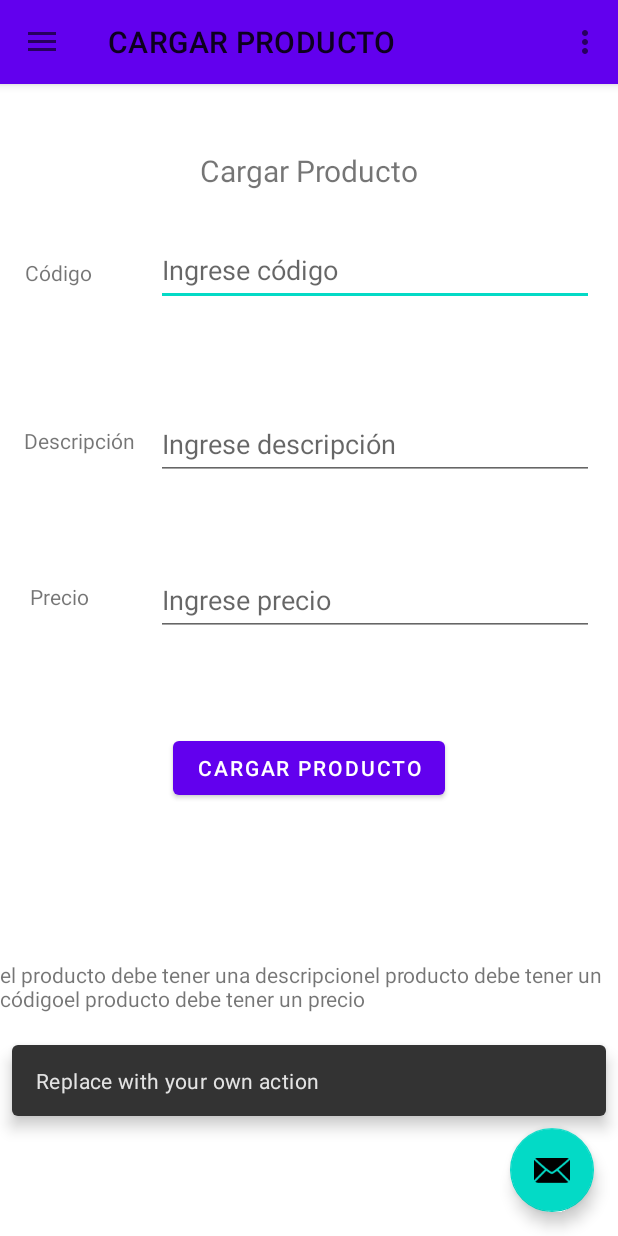
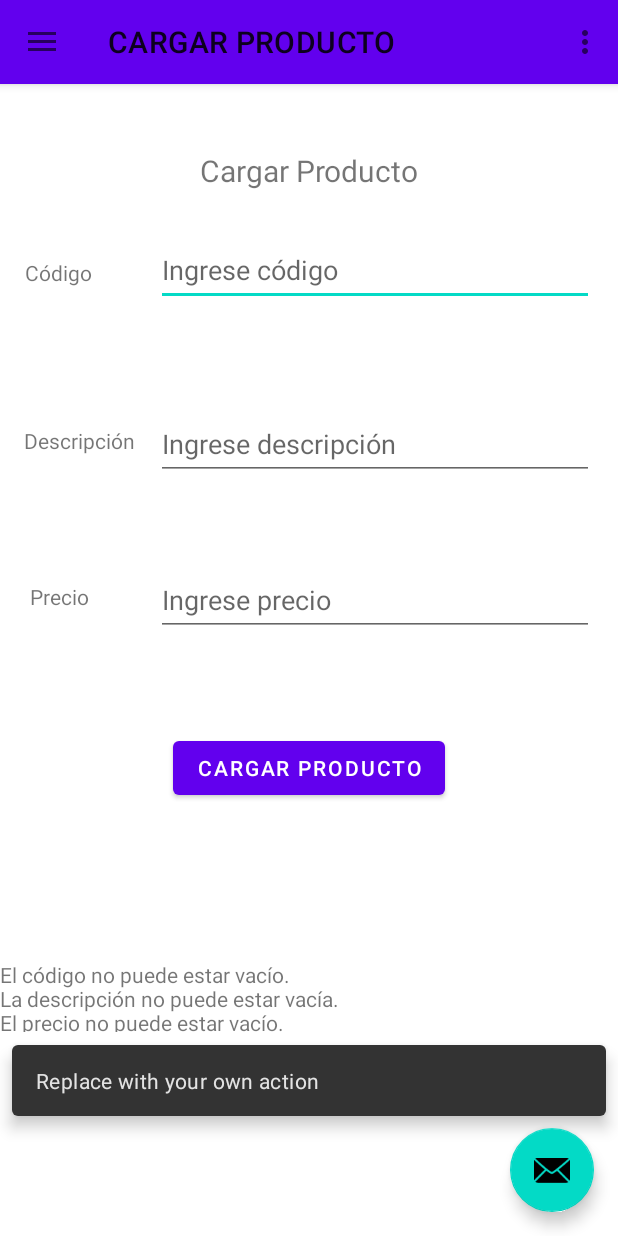
Before and after one commit to FernandezLucas182/TP3Examen, an Android app: the MainActivity screen opened directly, with no data from a screen before it, after a tap on "CARGAR PRODUCTO", on a phone screen of 412 x 824 dp. Run offline under Robolectric (Android 15) with nearby library versions, the phone set to English and light mode, and no system bars; our stand-ins replace navigation-ui; 1 other tap on this screen came first.

Commit message:
tp3commitaaa

```diff
--- a/app/src/main/java/com/example/tp3/MainActivity.java
+++ b/app/src/main/java/com/example/tp3/MainActivity.java
@@ -1,8 +1,7 @@
 package com.example.tp3;
 
 import android.os.Bundle;
-import android.view.View;
-import android.view.Menu;
+import android.view.View;import android.view.Menu;
 
 import com.example.tp3.model.Producto;
 import com.google.android.material.snackbar.Snackbar;
@@ -45,10 +44,15 @@ public class MainActivity extends AppCompatActivity {
         DrawerLayout drawer = binding.drawerLayout;
         NavigationView navigationView = binding.navView;
 
+        // ----- INICIO DE LA MODIFICACIÓN -----
+        // Añade R.id.nav_busqueda a la lista de destinos de nivel superior
+        // para que el título de la AppBar y el botón de navegación del drawer funcionen correctamente.
         mAppBarConfiguration = new AppBarConfiguration.Builder(
-                 R.id.nav_gallery,R.id.nav_home, R.id.nav_slideshow)
+                R.id.nav_gallery, R.id.nav_home, R.id.nav_busqueda, R.id.nav_slideshow)
                 .setOpenableLayout(drawer)
                 .build();
+        // ----- FIN DE LA MODIFICACIÓN -----
+
         NavController navController = Navigation.findNavController(this, R.id.nav_host_fragment_content_main);
         NavigationUI.setupActionBarWithNavController(this, navController, mAppBarConfiguration);
         NavigationUI.setupWithNavController(navigationView, navController);
@@ -56,7 +60,7 @@ public class MainActivity extends AppCompatActivity {
 
     @Override
     public boolean onCreateOptionsMenu(Menu menu) {
-
+        // Inflate the menu; this adds items to the action bar if it is present.
         getMenuInflater().inflate(R.menu.main, menu);
         return true;
     }
--- a/app/src/main/java/com/example/tp3/ui/cargar/CargarFragment.java
+++ b/app/src/main/java/com/example/tp3/ui/cargar/CargarFragment.java
@@ -4,42 +4,52 @@ import android.os.Bundle;
 import android.view.LayoutInflater;
 import android.view.View;
 import android.view.ViewGroup;
-import android.widget.TextView;
+// import android.widget.TextView;
 
 import androidx.annotation.NonNull;
+import androidx.annotation.Nullable;
 import androidx.fragment.app.Fragment;
 import androidx.lifecycle.Observer;
 import androidx.lifecycle.ViewModelProvider;
 
 import com.example.tp3.databinding.FragmentCargarBinding;
 
+
 public class CargarFragment extends Fragment {
 
     private FragmentCargarBinding binding;
     private CargarViewModel cargarViewModel;
 
+    @Nullable
     public View onCreateView(@NonNull LayoutInflater inflater,
-                             ViewGroup container, Bundle savedInstanceState) {
+                             @Nullable ViewGroup container, @Nullable Bundle savedInstanceState) {
         cargarViewModel = new ViewModelProvider(this).get(CargarViewModel.class);
 
         binding = FragmentCargarBinding.inflate(inflater, container, false);
         View root = binding.getRoot();
 
-
         cargarViewModel.getMMensaje().observe(getViewLifecycleOwner(), new Observer<String>() {
             @Override
-            public void onChanged(String s) {
-                binding.tvError.setText(s);
-                binding.etPrecio.setText("");
-                binding.etDescripcion.setText("");
-                binding.etCodigo.setText("");
+            public void onChanged(String mensaje) {
+                if (mensaje != null) {
+                    binding.tvError.setText(mensaje);
+
+
+                    if ("Producto creado con éxito".equals(mensaje)) {
+                        binding.etPrecio.setText("");
+                        binding.etDescripcion.setText("");
+                        binding.etCodigo.setText("");
+                        binding.etCodigo.requestFocus(); // Opcional: devolver foco al primer campo
+                    }
+
+                }
             }
         });
-
 
         binding.btnCargar.setOnClickListener(new View.OnClickListener() {
             @Override
             public void onClick(View v) {
+
                 String codigo = binding.etCodigo.getText().toString();
                 String descripcion = binding.etDescripcion.getText().toString();
                 String precio = binding.etPrecio.getText().toString();
@@ -47,10 +57,7 @@ public class CargarFragment extends Fragment {
             }
         });
 
-
         return root;
-
-
     }
 
     @Override
--- a/app/src/main/java/com/example/tp3/ui/cargar/CargarViewModel.java
+++ b/app/src/main/java/com/example/tp3/ui/cargar/CargarViewModel.java
@@ -1,31 +1,27 @@
 package com.example.tp3.ui.cargar;
 
-import android.app.Activity;
+
 import android.app.Application;
-import android.os.Bundle;
 import static com.example.tp3.MainActivity.*;
 
 import androidx.annotation.NonNull;
 import androidx.lifecycle.AndroidViewModel;
 import androidx.lifecycle.LiveData;
 import androidx.lifecycle.MutableLiveData;
-import androidx.lifecycle.ViewModel;
 
 import com.example.tp3.MainActivity;
-import com.example.tp3.databinding.FragmentCargarBinding;
+// import com.example.tp3.databinding.FragmentCargarBinding;
 import com.example.tp3.model.Producto;
-
-
 
 public class CargarViewModel extends AndroidViewModel {
 
-    private FragmentCargarBinding binding;
+
     private MutableLiveData<String> mMsj;
 
     public CargarViewModel(@NonNull Application application) {
         super(application);
+
     }
-    //private ArrayList<Producto> productos = MainActivity.listaProductos;
 
     public LiveData<String> getMMensaje(){
         if(mMsj == null) {
@@ -35,46 +31,65 @@ public class CargarViewModel extends AndroidViewModel {
     }
 
     public void cargarProducto(String codigo, String descripcion, String precio){
-
         boolean valido = validar(codigo, descripcion, precio);
 
         if (valido){
-            MainActivity.listaProductos.add(new Producto(codigo, descripcion, Double.parseDouble(precio)));
+
+            MainActivity.listaProductos.add(new Producto(codigo.trim(), descripcion.trim(), Double.parseDouble(precio.trim())));
             mMsj.setValue("Producto creado con éxito");
         }
+        // Si no es válido, el método validar() ya habrá llamado a mMsj.setValue() con el error.
     }
-    private boolean validar(String codigo, String descripcion, String precio){
+
+    private boolean validar(String codigo, String descripcion, String precioStr){
         boolean duplicado = false;
         boolean valido = true;
-        StringBuilder mensaje = new StringBuilder();
+        StringBuilder mensajeBuilder = new StringBuilder();
 
-        try{
-            double p = Double.parseDouble(precio);
 
-            duplicado = listaProductos.contains(new Producto(codigo, descripcion, p));
-        }catch (NumberFormatException e) {
-            mMsj.setValue(("El precio debe contener un numero"));
+        if (codigo == null || codigo.trim().isEmpty()) {
+            mensajeBuilder.append("El código no puede estar vacío.\n");
+            valido = false;
+        }
+        if (descripcion == null || descripcion.trim().isEmpty()) {
+            mensajeBuilder.append("La descripción no puede estar vacía.\n");
+            valido = false;
+        }
+        if (precioStr == null || precioStr.trim().isEmpty()) {
+            mensajeBuilder.append("El precio no puede estar vacío.\n");
             valido = false;
         }
 
+
+        if (!valido) {
+            mMsj.setValue(mensajeBuilder.toString().trim()); // .trim() para quitar el último \n si solo hay un error
+            return false;
+        }
+
+        try{
+            double p = Double.parseDouble(precioStr.trim()); // Usar trim() aquí también
+
+
+            Producto productoTempParaDuplicado = new Producto(codigo.trim(), "", 0.0);
+            duplicado = listaProductos.contains(productoTempParaDuplicado);
+
+        } catch (NumberFormatException e) {
+
+            mMsj.setValue("El precio debe ser un número válido.");
+            return false;
+        }
+
         if(duplicado){
-              mensaje.append("Ya existe un producto con el mismo código \n");
-              valido = false;
-              }
-              if (codigo.isBlank()){
-              mensaje.append("el producto debe tener una descripcion");
-              valido = false;
-              }
-              if(codigo.isBlank()){
-                  mensaje.append("el producto debe tener un código");
-                  valido = false;
-              }
-              if (precio.isBlank()){
-                  mensaje.append("el producto debe tener un precio");
-                  valido = false;
-              }
-              mMsj.setValue(mensaje.toString());
-              return  valido;
+            mensajeBuilder.append("Ya existe un producto con el mismo código.\n");
+            valido = false;
+        }
 
+
+        if (!valido) {
+            mMsj.setValue(mensajeBuilder.toString().trim());
+        }
+
+
+        return valido;
     }
 }
--- a/app/src/main/res/layout/nav_header_main.xml
+++ b/app/src/main/res/layout/nav_header_main.xml
@@ -18,18 +18,18 @@
         android:layout_height="wrap_content"
         android:contentDescription="@string/nav_header_desc"
         android:paddingTop="@dimen/nav_header_vertical_spacing"
-        app:srcCompat="@mipmap/ic_launcher_round" />
+        app:srcCompat="@drawable/store" />
 
     <TextView
         android:layout_width="match_parent"
         android:layout_height="wrap_content"
         android:paddingTop="@dimen/nav_header_vertical_spacing"
-        android:text="@string/nav_header_title"
+        android:text="@string/productos"
         android:textAppearance="@style/TextAppearance.AppCompat.Body1" />
 
     <TextView
         android:id="@+id/textView"
         android:layout_width="wrap_content"
         android:layout_height="wrap_content"
-        android:text="@string/nav_header_subtitle" />
+        android:text="@string/carga_busqueda_y_listar" />
 </LinearLayout>
--- a/app/src/main/res/menu/activity_main_drawer.xml
+++ b/app/src/main/res/menu/activity_main_drawer.xml
@@ -10,8 +10,13 @@
             android:title="@string/cargar" />
         <item
             android:id="@+id/nav_home"
-            android:icon="@drawable/ic_menu_camera"
+            android:icon="@drawable/list"
             android:title="@string/listar" />
+        <item
+            android:id="@+id/nav_busqueda"
+            android:icon="@android:drawable/ic_menu_search"
+            android:title="@string/busqueda" />
+
         <item
             android:id="@+id/nav_slideshow"
             android:icon="@drawable/ic_menu_slideshow"
--- a/app/src/main/res/navigation/mobile_navigation.xml
+++ b/app/src/main/res/navigation/mobile_navigation.xml
@@ -20,6 +20,12 @@
         tools:layout="@layout/fragment_listar" />
 
     <fragment
+        android:id="@+id/nav_busqueda"
+        android:name="com.example.tp3.ui.busqueda.BusquedaFragment"
+        android:label="@string/busqueda_de_producto_por_codigo"
+        tools:layout="@layout/fragment_busqueda" />
+
+    <fragment
         android:id="@+id/nav_slideshow"
         android:name="com.example.tp3.ui.salir.SalirFragment"
         android:label="@string/SALIENDO"
--- a/app/src/main/res/values/strings.xml
+++ b/app/src/main/res/values/strings.xml
@@ -15,4 +15,8 @@
     <string name="salir">Salir</string>
     <string name="cargar_producto">CARGAR PRODUCTO</string>
     <string name="SALIENDO">SALIR</string>
+    <string name="busqueda">Búsqueda de Producto</string>
+    <string name="busqueda_de_producto_por_codigo">BUSQUEDA DE PRODUCTO POR CODIGO</string>
+    <string name="productos">Productos</string>
+    <string name="carga_busqueda_y_listar">Carga, busqueda y listar</string>
 </resources>
```
Also changed, not shown: app/src/main/java/com/example/tp3/ui/busqueda/BusquedaFragment.java (added, +46 -0 lines), app/src/main/java/com/example/tp3/ui/busqueda/BusquedaViewModel.java (added, +55 -0 lines), app/src/main/res/layout/fragment_busqueda.xml (added, +67 -0 lines), app/src/main/res/drawable/list.png (added), app/src/main/res/drawable/store.png (added).
